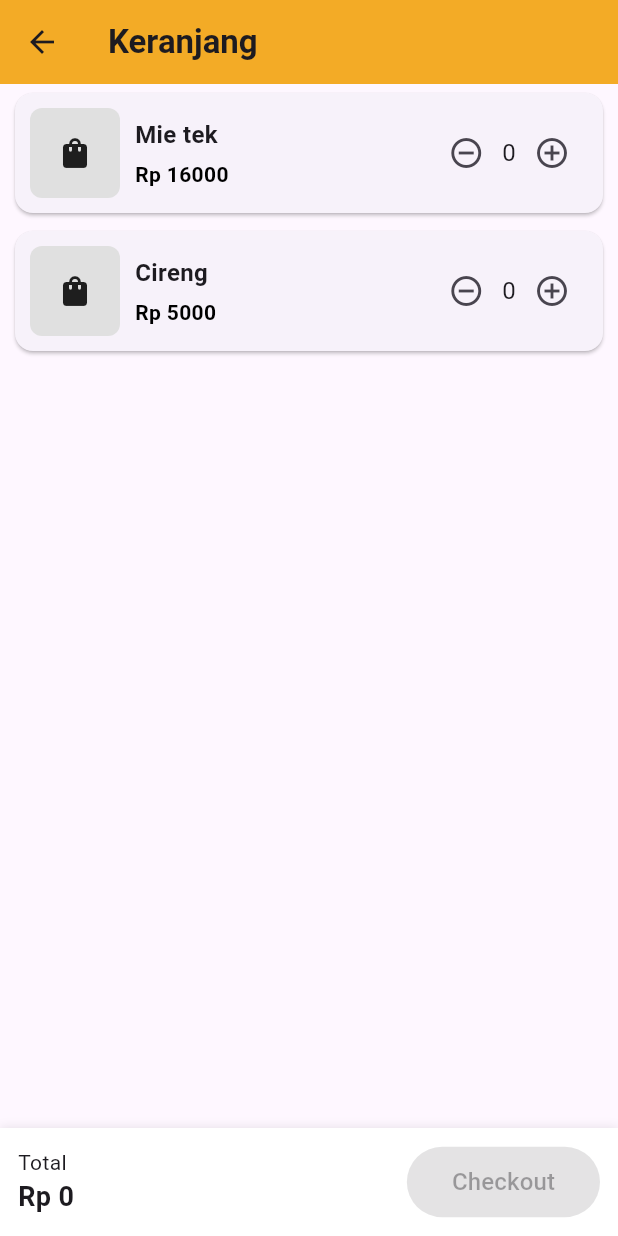
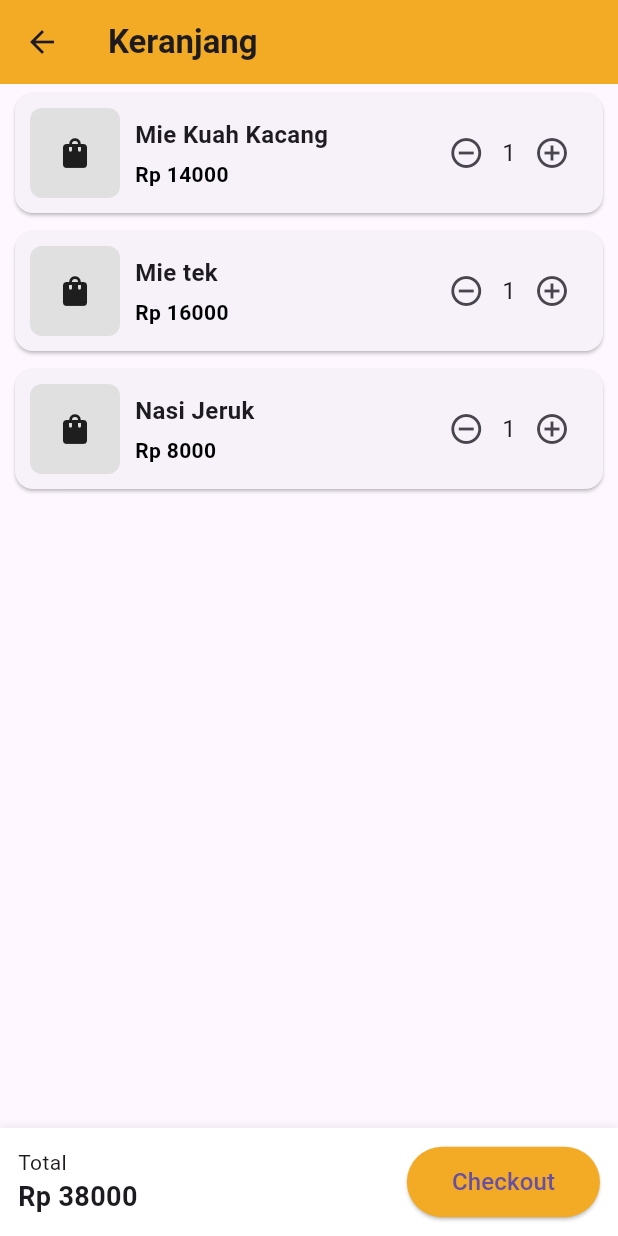
Before and after one commit to Redoughe/aplikasi_menu, a Flutter app: the CartPage screen opened directly, after a tap on the "remove circle outline" icon, on a phone screen of 412 x 824 dp. Run offline on Flutter 3.47's test engine with Material 3 defaults, Android fonts, the phone set to English and light mode, and no system bars; statements that could not run were skipped.

Commit message:
comit last bang

```diff
--- a/lib/Keranjang/cart_page.dart
+++ b/lib/Keranjang/cart_page.dart
@@ -11,9 +11,10 @@ class CartPage extends StatefulWidget {
 
 class _CartPageState extends State<CartPage> {
   final List<Product> cartItems = [
-    Product(name: "Nasi Jeruk", price: 8000, quantity: 0),
-    Product(name: "Mie tek", price: 16000, quantity: 0),
-    Product(name: "Cireng", price: 5000, quantity: 0),
+
+    Product(name: "Mie Kuah Kacang", price: 14000, quantity: 2),
+    Product(name: "Mie tek", price: 16000, quantity: 1),
+    Product(name: "Nasi Jeruk", price: 8000, quantity: 1),
   ];
 
   int getTotal() {
--- a/lib/Pesanan/pesanan1.dart
+++ b/lib/Pesanan/pesanan1.dart
@@ -27,9 +27,9 @@ class KeranjangScreen extends StatelessWidget {
   const KeranjangScreen({super.key});
 
   final List<Map<String, dynamic>> cartItems = const [
-    {'nama': 'Nasi Jeruk', 'harga': 8000, 'jumlah': 2},
+    {'nama': 'Mie Kuah Kacang', 'harga': 14000, 'jumlah': 2},
     {'nama': 'Mie tek', 'harga': 16000, 'jumlah': 1},
-    {'nama': 'Cireng', 'harga': 5000, 'jumlah': 1},
+    {'nama': 'Nasi Jeruk', 'harga': 8000, 'jumlah': 1},
   ];
 
   int getTotalHarga() {
```
Also changed, not shown: lib/Menu Makan/menumakan.dart (+0 -10 lines), pubspec.lock.
